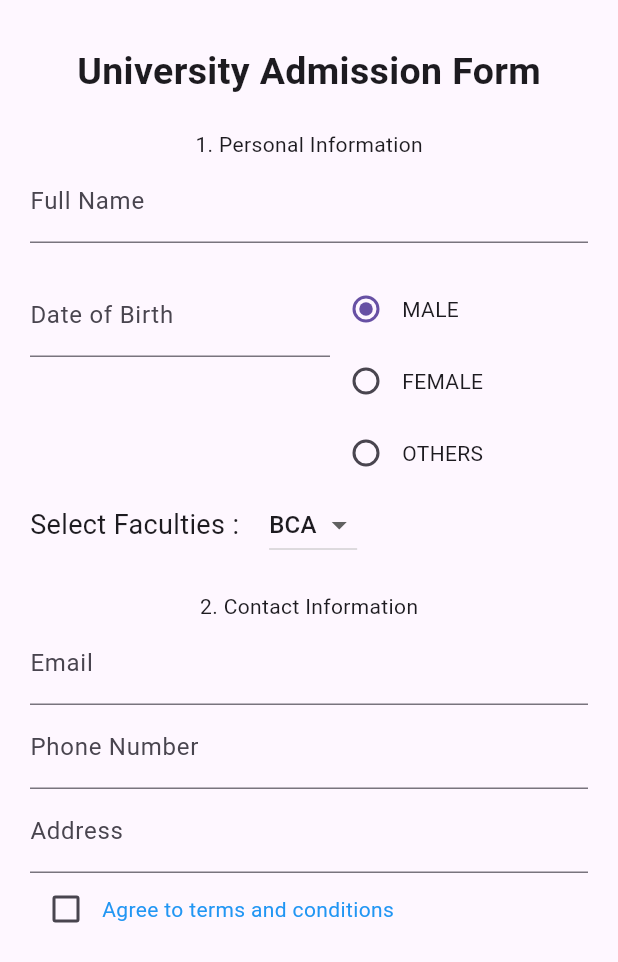
After one commit to GosuCode/flutter_app, a Flutter app: the UniversityForm screen opened directly, on a phone screen of 412 x 824 dp. The commit adds this screen. Shown: the top 962 px of the screen. Run offline on Flutter 3.47's test engine with Material 3 defaults, Android fonts, the phone set to English and light mode, and no system bars; our stand-ins replace shared_preferences; accounts and stored records are empty.

Commit message:
uni_form/assignment

```diff
--- /dev/null
+++ b/lib/Form/form.dart
@@ -0,0 +1,169 @@
+import 'package:flutter/material.dart';
+
+enum Gender { MALE, FEMALE, OTHER }
+
+class UniversityForm extends StatefulWidget {
+  const UniversityForm({super.key});
+
+  @override
+  State<UniversityForm> createState() => _UniversityFormState();
+}
+
+class _UniversityFormState extends State<UniversityForm> {
+  TextEditingController userNameController = TextEditingController();
+  TextEditingController userEmailController = TextEditingController();
+  TextEditingController userPhoneNoController = TextEditingController();
+  TextEditingController userAddressController = TextEditingController();
+  double sliderValue = 50;
+  bool checkboxState = false;
+  Gender selectedGender = Gender.MALE;
+  static List<String> faculties = [
+    'BCA',
+    'BSC',
+    'CSIT',
+    'BBA',
+  ];
+  String selectedFaculties = faculties.first;
+
+  @override
+  Widget build(BuildContext context) {
+    return Scaffold(
+      body: Padding(
+        padding: const EdgeInsets.symmetric(vertical: 30, horizontal: 20),
+        child: Column(children: [
+          Text(
+            "University Admission Form",
+            style: TextStyle(fontSize: 25, fontWeight: FontWeight.bold),
+          ),
+          SizedBox(
+            height: 20,
+          ),
+          Text(
+            "1. Personal Information",
+          ),
+          TextFormField(
+            controller: userNameController,
+            decoration: InputDecoration(labelText: 'Full Name'),
+          ),
+          SizedBox(
+            height: 20,
+          ),
+          Row(
+            crossAxisAlignment: CrossAxisAlignment.start,
+            children: [
+              Container(
+                width: 200,
+                child: TextFormField(
+                  controller: userEmailController,
+                  decoration: InputDecoration(labelText: 'Date of Birth'),
+                ),
+              ),
+              Column(
+                crossAxisAlignment: CrossAxisAlignment.start,
+                children: [
+                  Row(
+                    children: [
+                      Radio(
+                          value: Gender.MALE,
+                          groupValue: selectedGender,
+                          onChanged: (value) {
+                            setState(() {
+                              selectedGender = value!;
+                            });
+                          }),
+                      Text("MALE"),
+                    ],
+                  ),
+                  Row(
+                    children: [
+                      Radio(
+                          value: Gender.FEMALE,
+                          groupValue: selectedGender,
+                          onChanged: (value) {
+                            setState(() {
+                              selectedGender = value!;
+                            });
+                          }),
+                      Text("FEMALE"),
+                    ],
+                  ),
+                  Row(
+                    children: [
+                      Radio(
+                          value: Gender.OTHER,
+                          groupValue: selectedGender,
+                          onChanged: (value) {
+                            setState(() {
+                              selectedGender = value!;
+                            });
+                          }),
+                      Text("OTHERS"),
+                    ],
+                  ),
+                ],
+              ),
+            ],
+          ),
+          Row(
+            children: [
+              Text(
+                "Select Faculties :",
+                style: TextStyle(fontSize: 18),
+              ),
+              SizedBox(
+                width: 20,
+              ),
+              DropdownButton(
+                  menuMaxHeight: 400,
+                  value: selectedFaculties,
+                  items: faculties
+                      .map((e) => DropdownMenuItem(
+                            child: Text(e),
+                            value: e,
+                          ))
+                      .toList(),
+                  onChanged: (value) {
+                    setState(() {
+                      selectedFaculties = value ?? "nothing";
+                    });
+                  }),
+            ],
+          ),
+          SizedBox(
+            height: 20,
+          ),
+          Text("2. Contact Information"),
+          TextFormField(
+            controller: userEmailController,
+            decoration: InputDecoration(labelText: "Email"),
+          ),
+          TextFormField(
+            controller: userPhoneNoController,
+            decoration: InputDecoration(labelText: "Phone Number"),
+          ),
+          TextFormField(
+            controller: userAddressController,
+            decoration: InputDecoration(labelText: "Address"),
+          ),
+          Row(
+            children: [
+              Checkbox(
+                  value: checkboxState,
+                  onChanged: (value) {
+                    setState(() {
+                      checkboxState = !checkboxState;
+                    });
+                  }),
+              Text(
+                "Agree to terms and conditions",
+                style: TextStyle(
+                  color: Colors.blue,
+                ),
+              ),
+            ],
+          ),
+        ]),
+      ),
+    );
+  }
+}
--- /dev/null
+++ b/lib/Form/next_button.dart
@@ -0,0 +1,10 @@
+import 'package:flutter/material.dart';
+
+class NextButton extends StatelessWidget {
+  const NextButton({super.key});
+
+  @override
+  Widget build(BuildContext context) {
+    return const Placeholder();
+  }
+}
--- a/lib/input_widgets.dart
+++ b/lib/input_widgets.dart
@@ -22,7 +22,7 @@ class _InputWidgetState extends State<InputWidget> {
 
   late SharedPreferences sharedPreferences;
   getInstance() async {
-    SharedPreferences sharedPreferences = await SharedPreferences.getInstance();
+    sharedPreferences = await SharedPreferences.getInstance();
   }
 
   @override
@@ -43,8 +43,8 @@ class _InputWidgetState extends State<InputWidget> {
               width: 300,
               child: TextFormField(
                 controller: userNameController,
-                keyboardType: TextInputType.phone,
-                obscureText: true,
+                keyboardType: TextInputType.name,
+                // obscureText: true,
                 // obscuringCharacter: "#",
                 decoration: InputDecoration(
                     labelText: "Username",
@@ -96,7 +96,9 @@ class _InputWidgetState extends State<InputWidget> {
                   value: Gender.OTHERS,
                   groupValue: selectedGender,
                   onChanged: (value) {
-                    selectedGender = value!;
+                    setState(() {
+                      selectedGender = value!;
+                    });
                   }),
             ],
           ),
--- /dev/null
+++ b/lib/login.dart
@@ -0,0 +1,19 @@
+import 'package:flutter/material.dart';
+
+class LoginForm extends StatefulWidget {
+  const LoginForm({super.key});
+
+  @override
+  State<LoginForm> createState() => _LoginFormState();
+}
+
+class _LoginFormState extends State<LoginForm> {
+  @override
+  Widget build(BuildContext context) {
+    return Scaffold(
+      body: Column(
+        children: [Text("Login Form")],
+      ),
+    );
+  }
+}
```
